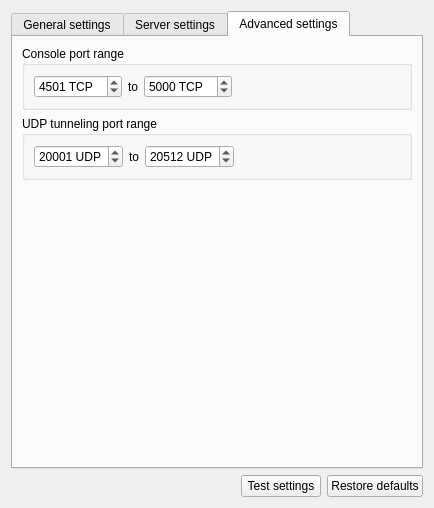
First picture: the form in gns3/modules/virtualbox/ui/virtualbox_preferences_page.ui, repository GNS3/gns3-gui, before the edit.
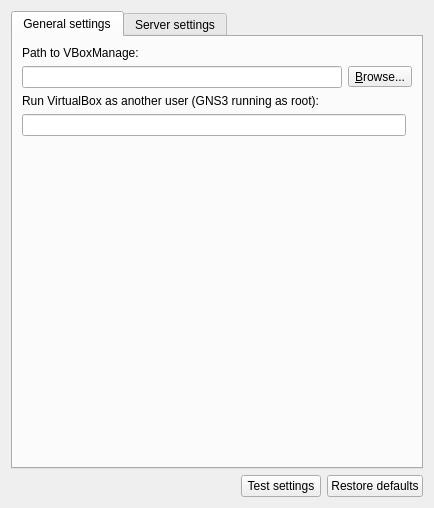
Second picture: the form after the edit. The open tabs and pages were chosen to show the change.

Commit message: Use LocalServerConfig for VPCS and VirtualBox. Move port ranges in the local server preferences.

```diff
--- a/gns3/modules/virtualbox/ui/virtualbox_preferences_page.ui
+++ b/gns3/modules/virtualbox/ui/virtualbox_preferences_page.ui
@@ -122,136 +122,6 @@
        </item>
       </layout>
      </widget>
-     <widget class="QWidget" name="uiAdvancedSettingsTabWidget">
-      <attribute name="title">
-       <string>Advanced settings</string>
-      </attribute>
-      <layout class="QVBoxLayout" name="verticalLayout">
-       <item>
-        <widget class="QGroupBox" name="uiConsolePortRangeGroupBox">
-         <property name="title">
-          <string>Console port range</string>
-         </property>
-         <layout class="QHBoxLayout" name="horizontalLayout">
-          <item>
-           <widget class="QSpinBox" name="uiConsoleStartPortSpinBox">
-            <property name="suffix">
-             <string notr="true"> TCP</string>
-            </property>
-            <property name="maximum">
-             <number>65535</number>
-            </property>
-            <property name="value">
-             <number>4501</number>
-            </property>
-           </widget>
-          </item>
-          <item>
-           <widget class="QLabel" name="uiConsolePortRangeLabel">
-            <property name="text">
-             <string>to</string>
-            </property>
-           </widget>
-          </item>
-          <item>
-           <widget class="QSpinBox" name="uiConsoleEndPortSpinBox">
-            <property name="suffix">
-             <string notr="true"> TCP</string>
-            </property>
-            <property name="maximum">
-             <number>65535</number>
-            </property>
-            <property name="value">
-             <number>5000</number>
-            </property>
-           </widget>
-          </item>
-          <item>
-           <spacer name="horizontalSpacer_3">
-            <property name="orientation">
-             <enum>Qt::Horizontal</enum>
-            </property>
-            <property name="sizeHint" stdset="0">
-             <size>
-              <width>40</width>
-              <height>20</height>
-             </size>
-            </property>
-           </spacer>
-          </item>
-         </layout>
-        </widget>
-       </item>
-       <item>
-        <widget class="QGroupBox" name="uiUDPPortRangeGroupBox">
-         <property name="title">
-          <string>UDP tunneling port range</string>
-         </property>
-         <layout class="QHBoxLayout" name="horizontalLayout_4">
-          <item>
-           <widget class="QSpinBox" name="uiUDPStartPortSpinBox">
-            <property name="suffix">
-             <string notr="true"> UDP</string>
-            </property>
-            <property name="maximum">
-             <number>65535</number>
-            </property>
-            <property name="value">
-             <number>20001</number>
-            </property>
-           </widget>
-          </item>
-          <item>
-           <widget class="QLabel" name="uiUDPPortRangeLabel">
-            <property name="text">
-             <string>to</string>
-            </property>
-           </widget>
-          </item>
-          <item>
-           <widget class="QSpinBox" name="uiUDPEndPortSpinBox">
-            <property name="suffix">
-             <string notr="true"> UDP</string>
-            </property>
-            <property name="maximum">
-             <number>65535</number>
-            </property>
-            <property name="value">
-             <number>20512</number>
-            </property>
-           </widget>
-          </item>
-          <item>
-           <spacer name="horizontalSpacer_2">
-            <property name="orientation">
-             <enum>Qt::Horizontal</enum>
-            </property>
-            <property name="sizeHint" stdset="0">
-             <size>
-              <width>147</width>
-              <height>20</height>
-             </size>
-            </property>
-           </spacer>
-          </item>
-         </layout>
-        </widget>
-       </item>
-       <item>
-        <spacer name="verticalSpacer">
-         <property name="orientation">
-          <enum>Qt::Vertical</enum>
-         </property>
-         <property name="sizeHint" stdset="0">
-          <size>
-           <width>20</width>
-           <height>304</height>
-          </size>
-         </property>
-        </spacer>
-       </item>
-      </layout>
-     </widget>
     </widget>
    </item>
    <item>
```
The commit also changes 17 other files.
